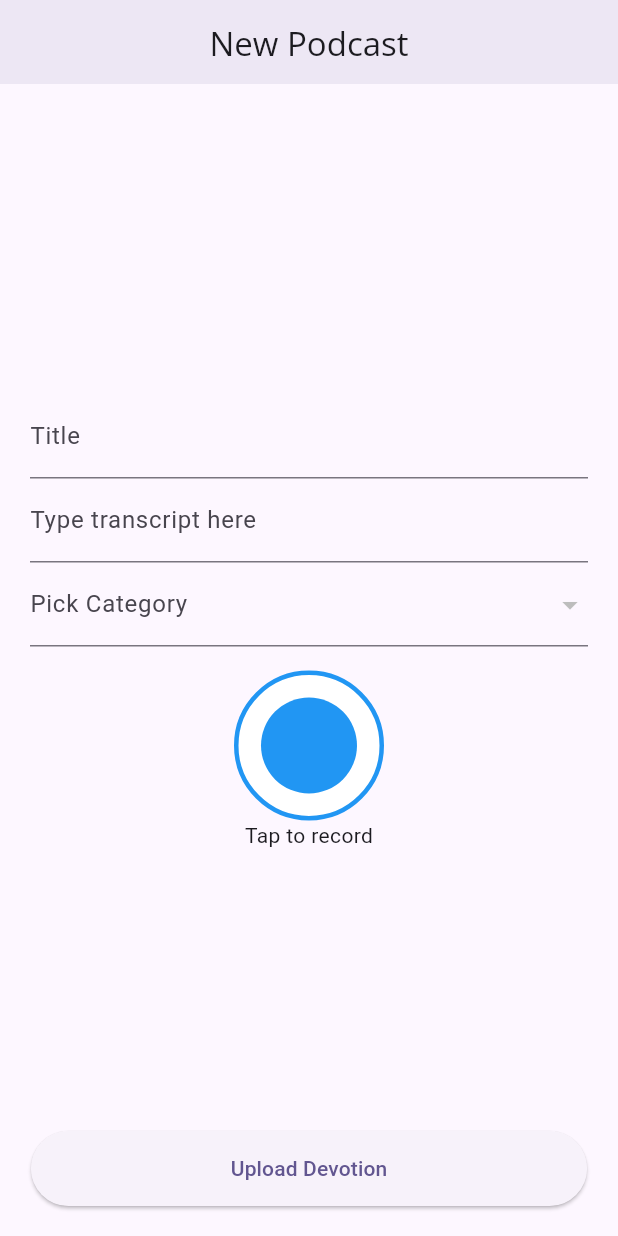
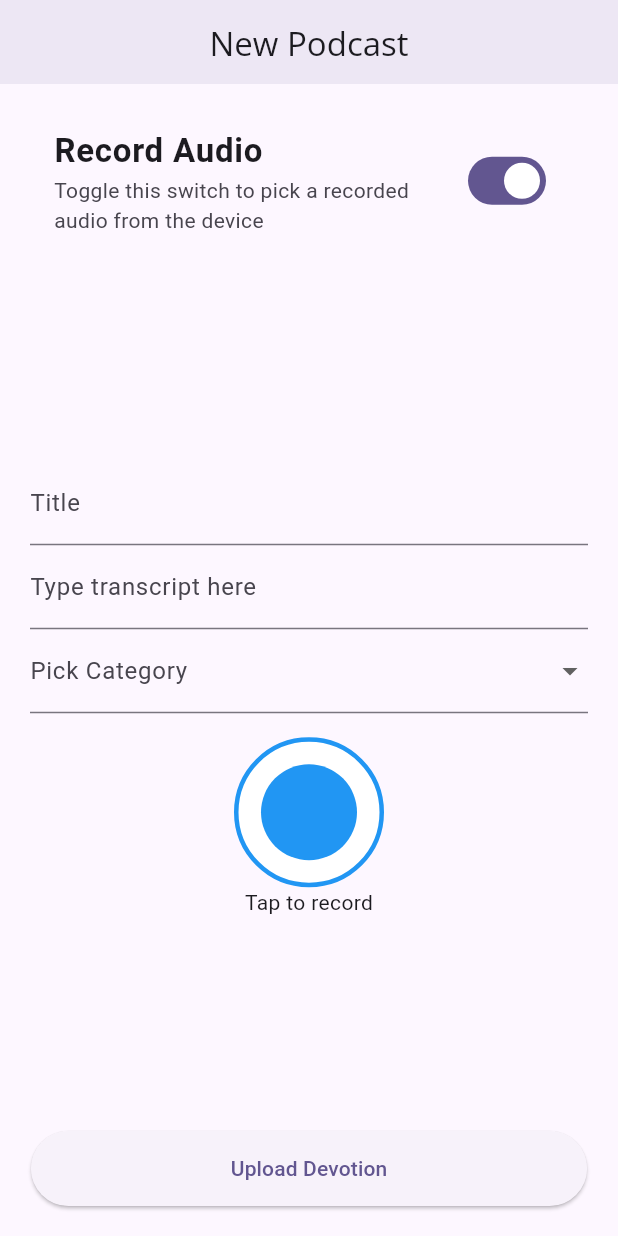
Before and after one commit to chotixity/kigundu_farewell, a Flutter app: the screen it shows after launch, on a phone screen of 412 x 824 dp. Run offline on Flutter 3.47's test engine with Material 3 defaults, Android fonts, the phone set to English and light mode, and no system bars; our stand-ins replace audio_video_progress_bar, file_picker, firebase_core, freezed_annotation, google_fonts, just_audio and 2 more; missing offline and left inert: record; accounts and stored records are empty; network calls fail.

```diff
--- a/lib/adminPage.dart
+++ b/lib/adminPage.dart
@@ -1,7 +1,13 @@
 import 'dart:math';
+import 'package:file_picker/file_picker.dart';
 import 'package:flutter/material.dart';
+import 'package:podcasts/provider/podcast_provider.dart';
+import 'package:provider/provider.dart';
+import 'package:flutter/widgets.dart';
+import 'package:just_audio/just_audio.dart';
 import 'package:path_provider/path_provider.dart';
 import 'package:permission_handler/permission_handler.dart';
+import './models/podcast.dart';
 import 'package:record/record.dart';
 import './custom_recording_button.dart';
 import './custom_recording_wave_widget.dart';
@@ -14,6 +20,10 @@ class RecordingScreen extends StatefulWidget {
 }
 
 class _RecordingScreenState extends State<RecordingScreen> {
+  PodCastCategory? _selectedCategory;
+  final TextEditingController _titleController = TextEditingController();
+  bool _recordAudio = true;
+  final _player = AudioPlayer();
   final _formKey = GlobalKey<FormState>();
   final TextEditingController _transcriptController = TextEditingController();
   final List _recordedPodcasts = [];
@@ -24,6 +34,9 @@ class _RecordingScreenState extends State<RecordingScreen> {
   @override
   void initState() {
     _audioRecorder = AudioRecorder();
+    WidgetsBinding.instance.scheduleFrameCallback((_) {
+      Provider.of<PodcastProvider>(context, listen: false).getPodcasts();
+    });
     super.initState();
   }
 
@@ -41,6 +54,34 @@ class _RecordingScreenState extends State<RecordingScreen> {
       (index) => chars[random.nextInt(chars.length)],
       growable: false,
     ).join();
+  }
+
+  //TODO: Pick files from local storage
+  Future<void> pickAudioFile() async {
+    try {
+      // Configure the file picker to pick audio files
+      FilePickerResult? result = await FilePicker.platform.pickFiles(
+        type: FileType
+            .audio, // Set to FileType.audio to filter for audio files only
+        allowMultiple:
+            false, // Set to true if you want to allow multiple file selection
+      );
+
+      if (result != null) {
+        // Get the selected file
+        PlatformFile file = result.files.first;
+        _recordedPodcasts.add(file.path);
+        // Use the file path or file name as needed
+        print('Picked file path: ${file.path}');
+        print('Picked file name: ${file.name}');
+      } else {
+        // User canceled the picker
+        print('No file selected.');
+      }
+    } catch (e) {
+      // Handle any exceptions
+      print('Error picking file: $e');
+    }
   }
 
   Future<void> _startRecording() async {
@@ -114,8 +155,23 @@ class _RecordingScreenState extends State<RecordingScreen> {
           child: Column(
             mainAxisAlignment: MainAxisAlignment.center,
             children: <Widget>[
+              SwitchListTile.adaptive(
+                title: const Text(
+                  "Record Audio",
+                  style: TextStyle(fontWeight: FontWeight.bold, fontSize: 22),
+                ),
+                subtitle: const Text(
+                    "Toggle this switch to pick a recorded audio from the device"),
+                value: _recordAudio,
+                onChanged: (value) {
+                  setState(() {
+                    _recordAudio = value;
+                  });
+                },
+              ),
               const Spacer(),
               TextFormField(
+                controller: _titleController,
                 validator: (value) {
                   if (value == null || value.isEmpty) {
                     return 'Enter a Title';
@@ -132,10 +188,41 @@ class _RecordingScreenState extends State<RecordingScreen> {
                 decoration:
                     const InputDecoration(label: Text("Type transcript here")),
               ),
-              DropdownButtonFormField(
-                items: const [],
-                onChanged: (value) {},
-                decoration: const InputDecoration(label: Text('Pick Category')),
+              DropdownButtonFormField<PodCastCategory>(
+                value: _selectedCategory,
+                items: const [
+                  DropdownMenuItem(
+                    value: PodCastCategory.devotion,
+                    child: Text("Daily Devotion"),
+                  ),
+                  DropdownMenuItem(
+                    value: PodCastCategory.doctrine,
+                    child: Text("Doctrinal Study"),
+                  ),
+                  DropdownMenuItem(
+                    value: PodCastCategory.sermon,
+                    child: Text("Sermon"),
+                  ),
+                  DropdownMenuItem(
+                    value: PodCastCategory.other,
+                    child: Text("Other"),
+                  ),
+                ],
+                onChanged: (PodCastCategory? newValue) {
+                  setState(() {
+                    _selectedCategory = newValue;
+                  });
+                },
+                validator: (value) {
+                  if (value == null) {
+                    return 'Please select a category';
+                  }
+                  return null;
+                },
+                decoration: const InputDecoration(
+                  labelText: 'Pick Category',
+                  // border: OutlineInputBorder(),
+                ),
               ),
               if (isRecording) const CustomRecordingWaveWidget(),
               const SizedBox(height: 16),
@@ -143,24 +230,40 @@ class _RecordingScreenState extends State<RecordingScreen> {
                 ListTile(
                   title: Text(_recordedPodcasts.last),
                 ),
-              Align(
-                alignment: Alignment.bottomCenter,
-                child: Column(
+              _recordAudio
+                  ? Column(
                       children: [
                         CustomRecordingButton(
                           isRecording: isRecording,
                           onPressed: () => _record(),
                         ),
-                    const Text('Tap to record'),
+                        Text(isRecording
+                            ? 'Tap To Save the recording'
+                            : 'Tap to record'),
                       ],
-                ),
+                    )
+                  : TextButton(
+                      onPressed: () {
+                        pickAudioFile();
+                      },
+                      child: const Text("Pick Audio"),
                     ),
               const Spacer(),
               ElevatedButton(
                   style: ButtonStyle(
                       minimumSize: WidgetStatePropertyAll<Size>(
                           Size(MediaQuery.sizeOf(context).width * .9, 50))),
-                  onPressed: () {},
+                  onPressed: () {
+                    if (_formKey.currentState!.validate() &&
+                        _recordedPodcasts.isNotEmpty) {
+                      Podcast(
+                        audioUrl: _recordedPodcasts.last,
+                        title: _titleController.text,
+                        category: _selectedCategory!,
+                        description: _transcriptController.text,
+                      );
+                    }
+                  },
                   child: const Text("Upload Devotion"))
             ],
           ),
--- a/lib/main.dart
+++ b/lib/main.dart
@@ -1,10 +1,16 @@
 import 'package:flutter/material.dart';
+import 'package:podcasts/Viewer.dart';
+import 'package:podcasts/firebase_options.dart';
+import 'package:firebase_core/firebase_core.dart';
+import 'package:podcasts/provider/podcast_provider.dart';
+import 'package:provider/provider.dart';
 import './util.dart';
 import './theme.dart';
 import 'adminPage.dart';
 
-void main() {
+void main() async {
   WidgetsFlutterBinding.ensureInitialized();
+  await Firebase.initializeApp(options: DefaultFirebaseOptions.currentPlatform);
   runApp(const MyApp());
 }
 
@@ -16,10 +22,13 @@ class MyApp extends StatelessWidget {
     final brightness = View.of(context).platformDispatcher.platformBrightness;
     TextTheme textTheme = createTextTheme(context, "Roboto", "Open Sans");
     MaterialTheme theme = MaterialTheme(textTheme);
-    return MaterialApp(
-      debugShowCheckedModeBanner: false,
-      theme: brightness == Brightness.light ? theme.light() : theme.dark(),
-      home: const RecordingScreen(),
+    return ChangeNotifierProvider(
+      create: (_) => PodcastProvider(),
+      child: MaterialApp(
+        debugShowCheckedModeBanner: false,
+        theme: brightness == Brightness.light ? theme.light() : theme.dark(),
+        home: const RecordingScreen(),
+      ),
     );
   }
 }
--- /dev/null
+++ b/lib/models/podcast.dart
@@ -0,0 +1,19 @@
+import 'package:freezed_annotation/freezed_annotation.dart';
+
+part 'podcast.freezed.dart';
+part 'podcast.g.dart';
+
+enum PodCastCategory { devotion, doctrine, sermon, other }
+
+@freezed
+class Podcast with _$Podcast {
+  factory Podcast({
+    String? description,
+    required String audioUrl,
+    required String title,
+    required PodCastCategory category,
+  }) = _Podcast;
+
+  factory Podcast.fromJson(Map<String, dynamic> json) =>
+      _$PodcastFromJson(json);
+}
--- a/lib/podcast.dart
+++ /dev/null
@@ -1,18 +0,0 @@
-enum Category {
-  devotion,
-  doctrine,
-}
-
-class Podcast {
-  String title;
-  String? description;
-  String audioUrl;
-  Category category;
-
-  Podcast({
-    this.description,
-    required this.audioUrl,
-    required this.title,
-    required this.category,
-  });
-}
--- /dev/null
+++ b/lib/provider/podcast_provider.dart
@@ -0,0 +1,21 @@
+import 'package:flutter/material.dart';
+import 'package:podcasts/models/podcast.dart';
+import 'package:podcasts/repository/api_service.dart';
+
+class PodcastProvider with ChangeNotifier {
+  final _apiService = ApiService();
+  final List<Podcast> _podcasts = [];
+  List<Podcast> get podcasts => _podcasts;
+
+  Future uploadPodcast() async {
+    _apiService.postReq('/api/v1/podcasts');
+  }
+
+  Future getPodcasts() async {
+    final response = await _apiService.getReq('/posts');
+    // _podcasts =
+    //     response.map<Podcast>((json) => Podcast.fromJson(json)).toList();
+    print(response);
+    notifyListeners();
+  }
+}
```
Also changed, not shown: lib/Viewer.dart (+16 -1 lines), lib/audio_player.dart (added, +160 -0 lines), lib/repository/api_service.dart (added, +113 -0 lines), pubspec.yaml (+10 -0 lines), firebase.json (added), lib/firebase_options.dart (added), lib/models/podcast.freezed.dart (added), lib/models/podcast.g.dart (added), pubspec.lock, 6 other files. Lines whose indentation alone changed are shown as unchanged.
